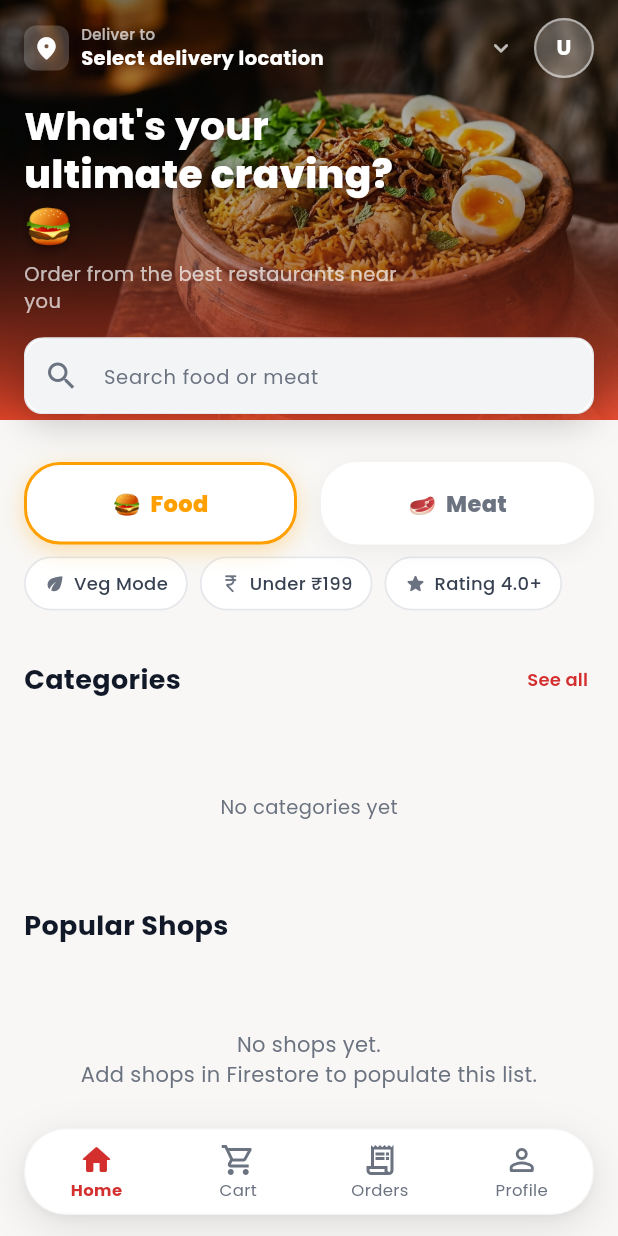
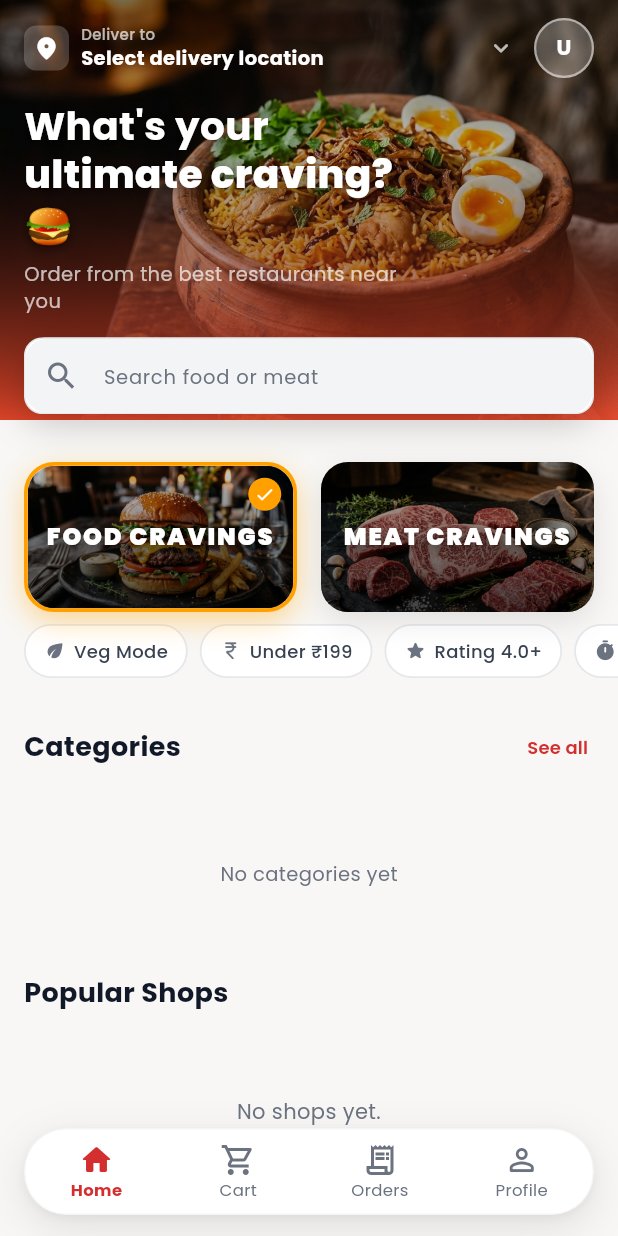
Before and after one commit to dapzo800-source/dapzo, a Flutter app: the HomeScreen screen opened directly, on a phone screen of 412 x 824 dp. Run offline on Flutter 3.47's test engine with Material 3 defaults, Android fonts, the phone set to English and light mode, and no system bars; our stand-ins replace cached_network_image, cloud_firestore, firebase_auth, firebase_core, firebase_messaging, flutter_dotenv and 5 more; accounts and stored records are empty; network calls fail.

Commit message:
Updated project

```diff
--- a/lib/models/product_model.dart
+++ b/lib/models/product_model.dart
@@ -79,8 +79,8 @@ class ProductModel {
       shopId: data['shopId'] ?? '',
       isAvailable: data['isAvailable'] ?? true,
       isActive: data['isActive'] ?? true,
-      createdAt: (data['createdAt'] as Timestamp?)?.toDate(),
-      updatedAt: (data['updatedAt'] as Timestamp?)?.toDate(),
+      createdAt: _parseDate(data['createdAt']),
+      updatedAt: _parseDate(data['updatedAt']),
     );
   }
 
@@ -103,4 +103,10 @@ class ProductModel {
       'updatedAt': FieldValue.serverTimestamp(),
     };
   }
+
+  static DateTime? _parseDate(dynamic value) {
+    if (value is Timestamp) return value.toDate();
+    if (value is String) return DateTime.tryParse(value);
+    return null;
+  }
 }
--- a/lib/models/user_model.dart
+++ b/lib/models/user_model.dart
@@ -32,12 +32,12 @@ class UserModel {
       phone: data['phone'] ?? '',
       name: data['name'] ?? '',
       email: data['email'] ?? '',
-      dateOfBirth: (data['dateOfBirth'] as Timestamp?)?.toDate(),
+      dateOfBirth: _parseDate(data['dateOfBirth']),
       profileImage: data['profileImage'] ?? '',
       role: data['role'] ?? 'customer',
       isActive: data['isActive'] ?? true,
-      createdAt: (data['createdAt'] as Timestamp?)?.toDate(),
-      updatedAt: (data['updatedAt'] as Timestamp?)?.toDate(),
+      createdAt: _parseDate(data['createdAt']),
+      updatedAt: _parseDate(data['updatedAt']),
     );
   }
 
@@ -52,4 +52,10 @@ class UserModel {
         'isActive': isActive,
         'updatedAt': FieldValue.serverTimestamp(),
       };
+
+  static DateTime? _parseDate(dynamic value) {
+    if (value is Timestamp) return value.toDate();
+    if (value is String) return DateTime.tryParse(value);
+    return null;
+  }
 }
--- a/lib/screens/home/home_screen.dart
+++ b/lib/screens/home/home_screen.dart
@@ -263,11 +263,6 @@ class _HomeTabState extends State<_HomeTab> {
               child: _FilterChips(appState: appState),
             ),
 
-          // ── Offers ───────────────────────────────────────────────────────
-          SliverToBoxAdapter(
-            child: _OffersBanner(mode: mode, productService: _productService),
-          ),
-
           // ── Categories Header ────────────────────────────────────────────
           SliverToBoxAdapter(
             child: _SectionHeader(
@@ -328,8 +323,15 @@ class _HomeTabState extends State<_HomeTab> {
                   );
                 }
 
-                // Highest-rated shops first.
-                final sorted = [...popularShops]..sort((a, b) {
+                // Filter & Sort Shops
+                var sorted = [...popularShops];
+                if (appState.isNearAndFast) {
+                  sorted = sorted.where((s) {
+                    final time = (s['deliveryTime'] as num?)?.toInt() ?? 999;
+                    return time <= 30; // Assuming <=30 mins is fast
+                  }).toList();
+                }
+                sorted.sort((a, b) {
                     final ra = (a['rating'] as num?)?.toDouble() ?? 0.0;
                     final rb = (b['rating'] as num?)?.toDouble() ?? 0.0;
                     return rb.compareTo(ra);
@@ -629,6 +631,14 @@ class _FilterChips extends StatelessWidget {
             activeColor: const Color(0xFFF59E0B),
             onTap: appState.toggleRating4Plus,
           ),
+          const SizedBox(width: 8),
+          _FilterChip(
+            icon: Icons.timer_rounded,
+            label: 'Near & Fast',
+            isActive: appState.isNearAndFast,
+            activeColor: const Color(0xFFEF4444),
+            onTap: appState.toggleNearAndFast,
+          ),
           if (appState.hasActiveFilters) ...[
             const SizedBox(width: 8),
             GestureDetector(
@@ -752,14 +762,16 @@ class _ModeToggle extends StatelessWidget {
         mainAxisAlignment: MainAxisAlignment.center,
         children: [
           _ModeChip(
-            label: '🍔  Food',
+            label: 'FOOD CRAVINGS',
+            imagePath: 'assets/images/food_hero.png',
             selected: selected == 'food',
             color: Colors.amber.shade700,
             onTap: () => onChanged('food'),
           ),
           const SizedBox(width: 16),
           _ModeChip(
-            label: '🥩  Meat',
+            label: 'MEAT CRAVINGS',
+            imagePath: 'assets/images/meat_hero.png',
             selected: selected == 'meat',
             color: AppColors.meatRed,
             onTap: () => onChanged('meat'),
@@ -772,12 +784,14 @@ class _ModeToggle extends StatelessWidget {
 
 class _ModeChip extends StatelessWidget {
   final String label;
+  final String imagePath;
   final bool selected;
   final Color color;
   final VoidCallback onTap;
 
   const _ModeChip({
     required this.label,
+    required this.imagePath,
     required this.selected,
     required this.color,
     required this.onTap,
@@ -789,33 +803,82 @@ class _ModeChip extends StatelessWidget {
       child: AnimatedContainer(
         duration: const Duration(milliseconds: 250),
         curve: Curves.easeInOut,
+        height: 100,
         child: GestureDetector(
           onTap: onTap,
           child: Container(
-            padding: const EdgeInsets.symmetric(vertical: 14),
             decoration: BoxDecoration(
-              color: AppColors.surface,
-              borderRadius: BorderRadius.circular(24),
+              borderRadius: BorderRadius.circular(20),
               border: Border.all(
                 color: selected ? color : Colors.transparent,
-                width: 2,
+                width: selected ? 2.5 : 0,
               ),
               boxShadow: [
                 BoxShadow(
-                  color: selected ? color.withValues(alpha: 0.3) : Colors.black.withValues(alpha: 0.05),
-                  blurRadius: 12,
-                  offset: const Offset(0, 4),
+                  color: selected ? color.withValues(alpha: 0.4) : Colors.black.withValues(alpha: 0.1),
+                  blurRadius: 16,
+                  offset: const Offset(0, 6),
                 ),
               ],
             ),
-            child: Center(
-              child: Text(
-                label,
-                style: AppTextStyles.body.copyWith(
-                  fontWeight: FontWeight.w800,
-                  color: selected ? color : AppColors.textSecondary,
-                  fontSize: 15,
-                ),
+            child: ClipRRect(
+              borderRadius: BorderRadius.circular(18),
+              child: Stack(
+                fit: StackFit.expand,
+                children: [
+                  Image.asset(
+                    imagePath,
+                    fit: BoxFit.cover,
+                  ),
+                  Container(
+                    decoration: BoxDecoration(
+                      gradient: LinearGradient(
+                        begin: Alignment.topCenter,
+                        end: Alignment.bottomCenter,
+                        colors: [
+                          Colors.black.withValues(alpha: 0.2),
+                          Colors.black.withValues(alpha: 0.7),
+                        ],
+                      ),
+                    ),
+                  ),
+                  Center(
+                    child: Text(
+                      label,
+                      style: AppTextStyles.heading.copyWith(
+                        fontWeight: FontWeight.w900,
+                        color: Colors.white,
+                        fontSize: 16,
+                        letterSpacing: 1.2,
+                        shadows: [
+                          const Shadow(
+                            color: Colors.black54,
+                            blurRadius: 10,
+                            offset: Offset(0, 4),
+                          ),
+                        ],
+                      ),
+                      textAlign: TextAlign.center,
+                    ),
+                  ),
+                  if (selected)
+                    Positioned(
+                      top: 8,
+                      right: 8,
+                      child: Container(
+                        padding: const EdgeInsets.all(4),
+                        decoration: BoxDecoration(
+                          color: color,
+                          shape: BoxShape.circle,
+                        ),
+                        child: const Icon(
+                          Icons.check_rounded,
+                          size: 14,
+                          color: Colors.white,
+                        ),
+                      ),
+                    ),
+                ],
               ),
             ),
           ),
--- a/lib/state/app_state.dart
+++ b/lib/state/app_state.dart
@@ -28,6 +28,7 @@ class AppState extends ChangeNotifier {
   bool _isVegMode = false;
   bool _isUnder199 = false;
   bool _isRating4Plus = false;
+  bool _isNearAndFast = false;
 
   // ============================================================
   // GETTERS
@@ -46,9 +47,10 @@ class AppState extends ChangeNotifier {
   bool get isVegMode => _isVegMode;
   bool get isUnder199 => _isUnder199;
   bool get isRating4Plus => _isRating4Plus;
+  bool get isNearAndFast => _isNearAndFast;
 
   /// True when any food-mode filter is active.
-  bool get hasActiveFilters => _isVegMode || _isUnder199 || _isRating4Plus;
+  bool get hasActiveFilters => _isVegMode || _isUnder199 || _isRating4Plus || _isNearAndFast;
 
   // ============================================================
   // USER
@@ -79,6 +81,7 @@ class AppState extends ChangeNotifier {
       _isVegMode = false;
       _isUnder199 = false;
       _isRating4Plus = false;
+      _isNearAndFast = false;
     }
 
     notifyListeners();
@@ -135,10 +138,16 @@ class AppState extends ChangeNotifier {
     notifyListeners();
   }
 
+  void toggleNearAndFast() {
+    _isNearAndFast = !_isNearAndFast;
+    notifyListeners();
+  }
+
   void clearFilters() {
     _isVegMode = false;
     _isUnder199 = false;
     _isRating4Plus = false;
+    _isNearAndFast = false;
     notifyListeners();
   }
 
```
Also changed, not shown: 1 other file.
